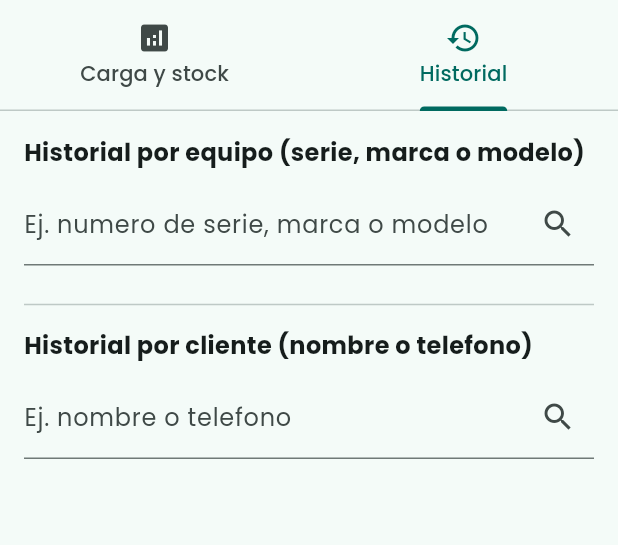
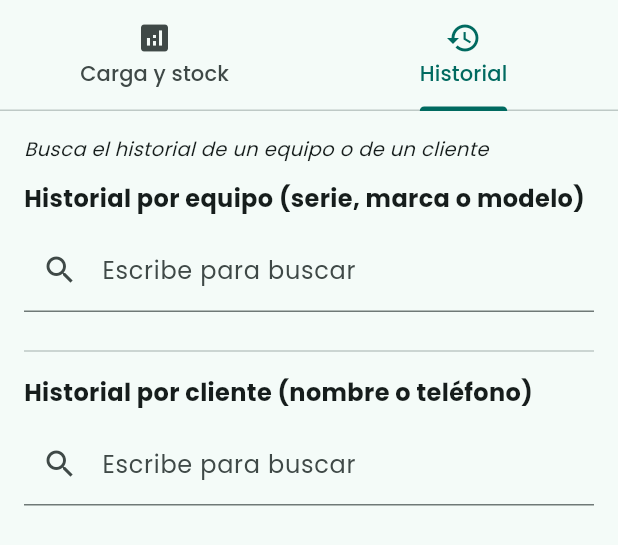
Before and after one commit to Yosbiel/Yosbiel-A.-Taller-Tu-Solution-2do-Parcial, a Flutter app: the ConsultasScreen widget shown alone on an empty page, opened directly, tab 2 chosen, on a phone screen of 412 x 824 dp. Shown: the top 545 px of the screen. Run offline on Flutter 3.47's test engine with Material 3 defaults, Android fonts, the phone set to English and light mode, and no system bars; our stand-ins replace drift, flutter_riverpod, shared_preferences; accounts and stored records are empty; generated files the repository leaves out were written again.

Commit message:
Bloque L: guardado automatico en estados finales, tildes, iconos info, busqueda reactiva

```diff
--- a/lib/data/daos/talleres_dao.dart
+++ b/lib/data/daos/talleres_dao.dart
@@ -67,7 +67,7 @@ class TalleresDao extends DatabaseAccessor<AppDatabase> with _$TalleresDaoMixin
     }
     if (!_telefonoRegex.hasMatch(limpio)) {
       throw ArgumentError(
-        'Telefono invalido: "$limpio". Debe tener entre 7 y 15 digitos '
+        'Teléfono inválido: "$limpio". Debe tener entre 7 y 15 digitos '
         '(puede empezar con +). Ejemplo: +5355123456 o 55123456.',
       );
     }
@@ -167,8 +167,8 @@ class TalleresDao extends DatabaseAccessor<AppDatabase> with _$TalleresDaoMixin
           throw StateError(
             'El equipo con serie "$serieLimpia" ya esta registrado a nombre de '
             '${duenoActual.nombre} (${duenoActual.telefono}). '
-            'Si es el mismo dueno, corrige el telefono. '
-            'Si cambio de dueno, usa la opcion "Reasignar equipo".',
+            'Si es el mismo dueño, corrige el teléfono. '
+            'Si cambió de dueño, usa la opción "Reasignar equipo".',
           );
         }
         equipoId = equipoExistente.id;
--- a/lib/views/screens/consultas_screen.dart
+++ b/lib/views/screens/consultas_screen.dart
@@ -1,3 +1,4 @@
+import 'dart:async';
 import 'package:flutter/material.dart';
 import 'package:flutter_riverpod/flutter_riverpod.dart';
 import '../../data/daos/talleres_dao.dart';
@@ -19,6 +20,8 @@ class _ConsultasScreenState extends ConsumerState<ConsultasScreen>
   final _clienteCtrl = TextEditingController();
   String _busquedaEquipo = '';
   String _busquedaCliente = '';
+  Timer? _debounceEquipo;
+  Timer? _debounceCliente;
 
   @override
   void initState() {
@@ -28,10 +31,26 @@ class _ConsultasScreenState extends ConsumerState<ConsultasScreen>
 
   @override
   void dispose() {
+    _debounceEquipo?.cancel();
+    _debounceCliente?.cancel();
     _tabCtrl.dispose();
     _equipoCtrl.dispose();
     _clienteCtrl.dispose();
     super.dispose();
+  }
+
+  void _onBuscarEquipo(String v) {
+    _debounceEquipo?.cancel();
+    _debounceEquipo = Timer(const Duration(milliseconds: 300), () {
+      if (mounted) setState(() => _busquedaEquipo = v.trim());
+    });
+  }
+
+  void _onBuscarCliente(String v) {
+    _debounceCliente?.cancel();
+    _debounceCliente = Timer(const Duration(milliseconds: 300), () {
+      if (mounted) setState(() => _busquedaCliente = v.trim());
+    });
   }
 
   String _formatearFecha(DateTime fecha) {
@@ -56,18 +75,16 @@ class _ConsultasScreenState extends ConsumerState<ConsultasScreen>
             crossAxisAlignment: CrossAxisAlignment.start,
             children: [
               if (mostrarCliente)
-                Text(
-                    'Cliente: ${item.cliente.nombre} (${item.cliente.telefono})')
+                Text('Cliente: ${item.cliente.nombre} (${item.cliente.telefono})')
               else
-                Text(
-                    'Dueno: ${item.cliente.nombre} (${item.cliente.telefono})'),
+                Text('Dueño: ${item.cliente.nombre} (${item.cliente.telefono})'),
               Text('Falla: ${item.orden.fallaReportada}'),
               const SizedBox(height: 4),
               Row(
                 children: [
                   EstadoPildora(estado: item.orden.estado),
                   const SizedBox(width: 8),
-                  Expanded(child: Text('Tecnico: $tecnico')),
+                  Expanded(child: Text('Técnico: $tecnico')),
                 ],
               ),
               Text('Fecha: ${_formatearFecha(item.orden.fechaCreacion)}'),
@@ -110,7 +127,7 @@ class _ConsultasScreenState extends ConsumerState<ConsultasScreen>
               ListView(
                 padding: const EdgeInsets.all(16),
                 children: [
-                  const Text('Carga por tecnico',
+                  const Text('Carga por técnico',
                       style: TextStyle(
                           fontSize: 16, fontWeight: FontWeight.bold)),
                   const SizedBox(height: 8),
@@ -125,9 +142,9 @@ class _ConsultasScreenState extends ConsumerState<ConsultasScreen>
                         children: carga.entries.map((e) {
                           return Card(
                             child: ListTile(
-                              title: Text('Tecnico: ${e.key}'),
+                              title: Text('Técnico: ${e.key}'),
                               trailing: Text(
-                                '${e.value} ordenes activas',
+                                '${e.value} órdenes activas',
                                 style: const TextStyle(
                                     fontWeight: FontWeight.bold),
                               ),
@@ -158,7 +175,7 @@ class _ConsultasScreenState extends ConsumerState<ConsultasScreen>
                             color: theme.colorScheme.errorContainer,
                             child: ListTile(
                               title: Text(rep.nombre),
-                              subtitle: Text('Codigo: ${rep.codigo}'),
+                              subtitle: Text('Código: ${rep.codigo}'),
                               trailing: Text(
                                 'Stock: ${rep.existencias}',
                                 style: TextStyle(
@@ -177,27 +194,31 @@ class _ConsultasScreenState extends ConsumerState<ConsultasScreen>
               ListView(
                 padding: const EdgeInsets.all(16),
                 children: [
+                  const Text(
+                    'Busca el historial de un equipo o de un cliente',
+                    style:
+                        TextStyle(fontSize: 13, fontStyle: FontStyle.italic),
+                  ),
+                  const SizedBox(height: 12),
                   const Text('Historial por equipo (serie, marca o modelo)',
                       style: TextStyle(
                           fontSize: 16, fontWeight: FontWeight.bold)),
                   const SizedBox(height: 8),
                   TextField(
                     controller: _equipoCtrl,
-                    decoration: InputDecoration(
-                      labelText: 'Ej. numero de serie, marca o modelo',
-                      suffixIcon: IconButton(
-                        icon: const Icon(Icons.search),
-                        onPressed: () => setState(() =>
-                            _busquedaEquipo = _equipoCtrl.text.trim()),
-                      ),
+                    decoration: const InputDecoration(
+                      labelText: 'Escribe para buscar',
+                      prefixIcon: Icon(Icons.search),
                     ),
-                    onSubmitted: (v) =>
-                        setState(() => _busquedaEquipo = v.trim()),
+                    onChanged: _onBuscarEquipo,
                   ),
                   const SizedBox(height: 10),
                   if (_busquedaEquipo.isNotEmpty)
                     ref.watch(historialEquipoProvider(_busquedaEquipo)).when(
-                          loading: () => const CircularProgressIndicator(),
+                          loading: () => const Padding(
+                            padding: EdgeInsets.all(8.0),
+                            child: Center(child: CircularProgressIndicator()),
+                          ),
                           error: (e, _) => Text('Error: $e'),
                           data: (res) {
                             if (res.isEmpty) {
@@ -212,27 +233,25 @@ class _ConsultasScreenState extends ConsumerState<ConsultasScreen>
                           },
                         ),
                   const Divider(height: 32),
-                  const Text('Historial por cliente (nombre o telefono)',
+                  const Text('Historial por cliente (nombre o teléfono)',
                       style: TextStyle(
                           fontSize: 16, fontWeight: FontWeight.bold)),
                   const SizedBox(height: 8),
                   TextField(
                     controller: _clienteCtrl,
-                    decoration: InputDecoration(
-                      labelText: 'Ej. nombre o telefono',
-                      suffixIcon: IconButton(
-                        icon: const Icon(Icons.search),
-                        onPressed: () => setState(() =>
-                            _busquedaCliente = _clienteCtrl.text.trim()),
-                      ),
+                    decoration: const InputDecoration(
+                      labelText: 'Escribe para buscar',
+                      prefixIcon: Icon(Icons.search),
                     ),
-                    onSubmitted: (v) =>
-                        setState(() => _busquedaCliente = v.trim()),
+                    onChanged: _onBuscarCliente,
                   ),
                   const SizedBox(height: 10),
                   if (_busquedaCliente.isNotEmpty)
                     ref.watch(historialClienteProvider(_busquedaCliente)).when(
-                          loading: () => const CircularProgressIndicator(),
+                          loading: () => const Padding(
+                            padding: EdgeInsets.all(8.0),
+                            child: Center(child: CircularProgressIndicator()),
+                          ),
                           error: (e, _) => Text('Error: $e'),
                           data: (res) {
                             if (res.isEmpty) {
--- a/lib/views/screens/nueva_orden_screen.dart
+++ b/lib/views/screens/nueva_orden_screen.dart
@@ -46,7 +46,7 @@ class _NuevaOrdenScreenState extends ConsumerState<NuevaOrdenScreen> {
     final normalizado = _normalizarTelefono(v ?? '');
     if (normalizado.isEmpty) return 'Campo obligatorio';
     if (!RegExp(r'^\+?\d{7,15}$').hasMatch(normalizado)) {
-      return 'Telefono invalido (7-15 digitos, opcional +)';
+      return 'Teléfono inválido (7-15 dígitos, opcional +)';
     }
     return null;
   }
@@ -70,7 +70,7 @@ class _NuevaOrdenScreenState extends ConsumerState<NuevaOrdenScreen> {
       Navigator.pop(context);
     } on StateError catch (e) {
       if (!mounted) return;
-      // Serie ya registrada a otro dueno: mostrar dialogo claro.
+      // Serie ya registrada a otro dueño: mostrar diálogo claro.
       final mensaje = e.message;
       if (mensaje.contains('ya esta registrado a nombre de')) {
         await showDialog(
@@ -114,13 +114,13 @@ class _NuevaOrdenScreenState extends ConsumerState<NuevaOrdenScreen> {
                 style: TextStyle(fontWeight: FontWeight.bold, fontSize: 16)),
             TextFormField(
               controller: _nombreCtrl,
-              decoration: const InputDecoration(labelText: 'Nombre del dueno'),
+              decoration: const InputDecoration(labelText: 'Nombre del dueño'),
               validator: _validarNoVacio,
             ),
             TextFormField(
               controller: _telefonoCtrl,
               decoration: const InputDecoration(
-                labelText: 'Telefono',
+                labelText: 'Teléfono',
                 helperText: 'Ej: +5355123456 o 5512-3456',
               ),
               keyboardType: TextInputType.phone,
@@ -155,7 +155,7 @@ class _NuevaOrdenScreenState extends ConsumerState<NuevaOrdenScreen> {
             TextFormField(
               controller: _serieCtrl,
               decoration: const InputDecoration(
-                labelText: 'Numero de serie',
+                labelText: 'Número de serie',
                 helperText: 'Opcional si el equipo no tiene serie',
               ),
             ),
--- a/lib/views/widgets/botones_appbar.dart
+++ b/lib/views/widgets/botones_appbar.dart
@@ -54,13 +54,13 @@ class BotonInfo extends StatelessWidget {
               crossAxisAlignment: CrossAxisAlignment.start,
               children: [
                 const Text(
-                  'Sistema de gestion para taller de reparaciones.',
+                  'Sistema de gestión para taller de reparaciones.',
                   style: TextStyle(fontSize: 14),
                 ),
                 const SizedBox(height: 16),
-                _fila(Icons.school, 'Ingenieria Informatica - 3er año'),
+                _fila(Icons.school, 'Ingeniería Informática - 3er año'),
                 const SizedBox(height: 6),
-                _fila(Icons.phone_android, 'Programacion para Dispositivos Moviles'),
+                _fila(Icons.phone_android, 'Programación para Dispositivos Móviles'),
                 const SizedBox(height: 6),
                 _fila(Icons.code, 'Flutter + Drift + Riverpod'),
                 const SizedBox(height: 12),
@@ -90,7 +90,7 @@ class BotonInfo extends StatelessWidget {
   Widget _fila(IconData icono, String texto) {
     return Row(
       children: [
-        Icon(icono, size: 16),
+        Icon(icono, size: 16, color: Theme.of(context).colorScheme.onSurface),
         const SizedBox(width: 8),
         Expanded(child: Text(texto, style: const TextStyle(fontSize: 13))),
       ],
```
Also changed, not shown: lib/views/screens/detalle_orden_screen.dart (+34 -6 lines).
